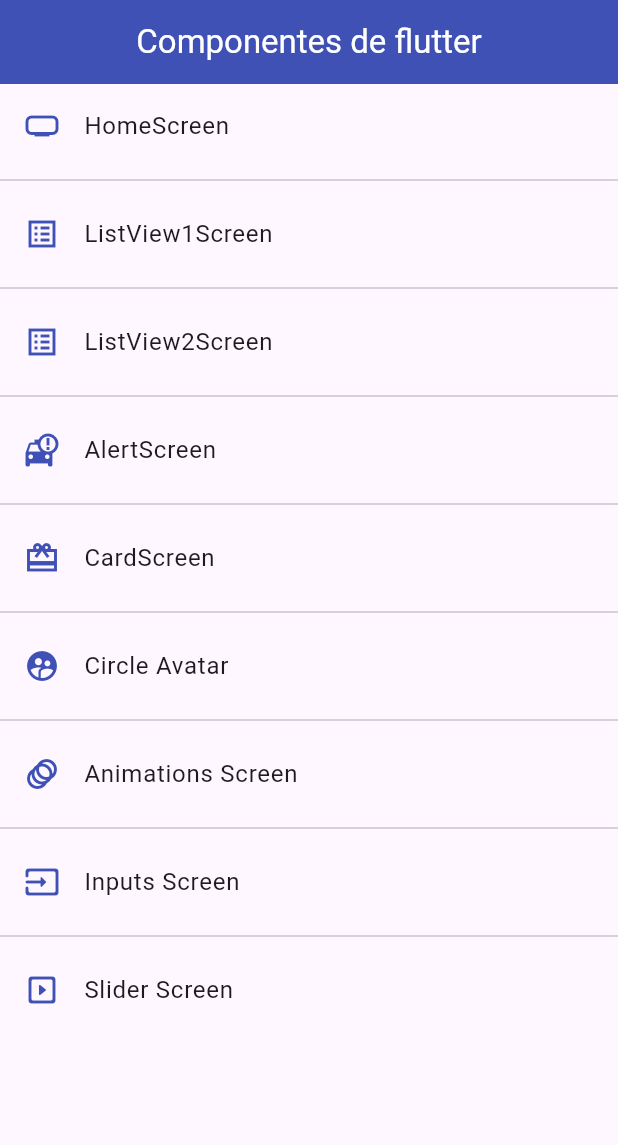
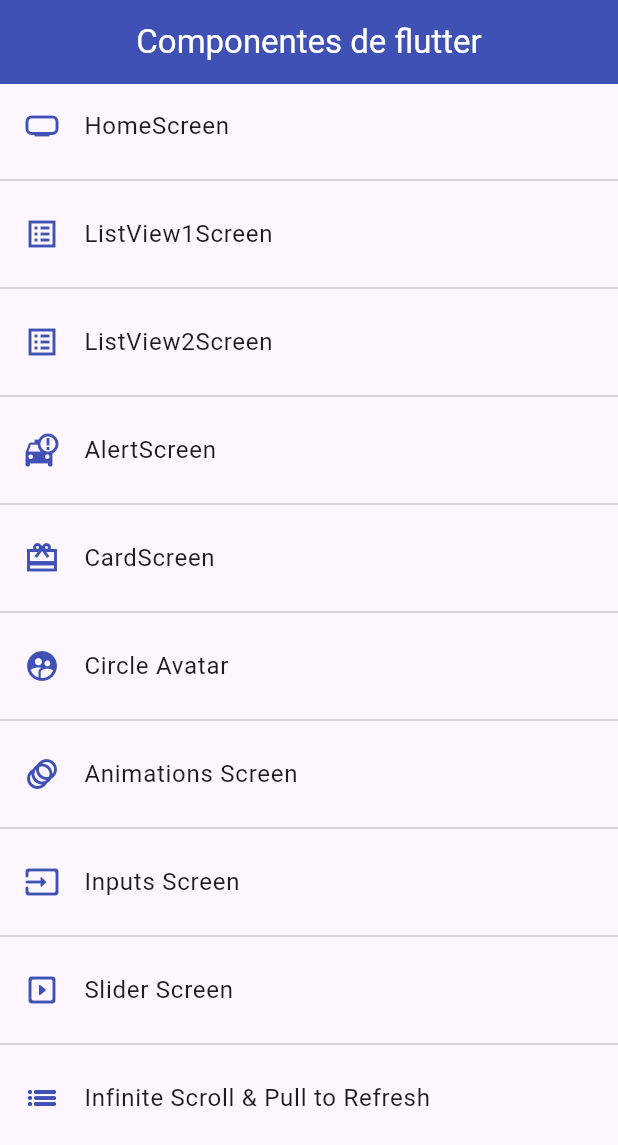
Before and after one commit to FernandoBaqueroo/FlutterComponents, a Flutter app: the screen it shows after launch, on a phone screen of 412 x 824 dp. Shown: the top 1145 px of the screen. Run offline on Flutter 3.47's test engine with Material 3 defaults, Android fonts, the phone set to English and light mode, and no system bars.

Commit message:
ListViewBuilder (Sin estados)

```diff
--- a/flutter_components/lib/router/app_routes.dart
+++ b/flutter_components/lib/router/app_routes.dart
@@ -52,7 +52,12 @@ class AppRoutes {
         route: 'sliders',
         icon: Icons.slideshow_rounded,
         name: 'Slider Screen',
-        screen: const SliderScreen())
+        screen: const SliderScreen()),
+    MenuOption(
+        route: 'listviewbuilder',
+        icon: Icons.list_sharp,
+        name: 'Infinite Scroll & Pull to Refresh',
+        screen: const ListViewBuilderScreen())
   ];
 
   //DEVUELVE TODAS LAS RUTAS AÑADIDAS DE APPROUTES, ES DECIR ESTÁN YA IMPLEMENTADAS.
--- a/flutter_components/lib/screens/screens.dart
+++ b/flutter_components/lib/screens/screens.dart
@@ -1,5 +1,5 @@
+export 'package:flutter_components/screens/listview_builder_screen.dart';
 export 'package:flutter_components/screens/slider_screen.dart';
-
 export 'package:flutter_components/screens/inputs_screen.dart';
 export 'package:flutter_components/screens/animated_screen.dart';
 export 'package:flutter_components/screens/alert_screen.dart';
--- a/flutter_components/pubspec.yaml
+++ b/flutter_components/pubspec.yaml
@@ -59,8 +59,8 @@ flutter:
   uses-material-design: true
 
   # To add assets to your application, add an assets section, like this:
-  # assets:
-  #   - images/a_dot_burr.jpeg
+  assets:
+    - assets/
   #   - images/a_dot_ham.jpeg
 
   # An image asset can refer to one or more resolution-specific "variants", see
```
Also changed, not shown: flutter_components/lib/screens/listview_builder_screen.dart (added, +28 -0 lines), flutter_components/assets/jar-loading.gif (added).
